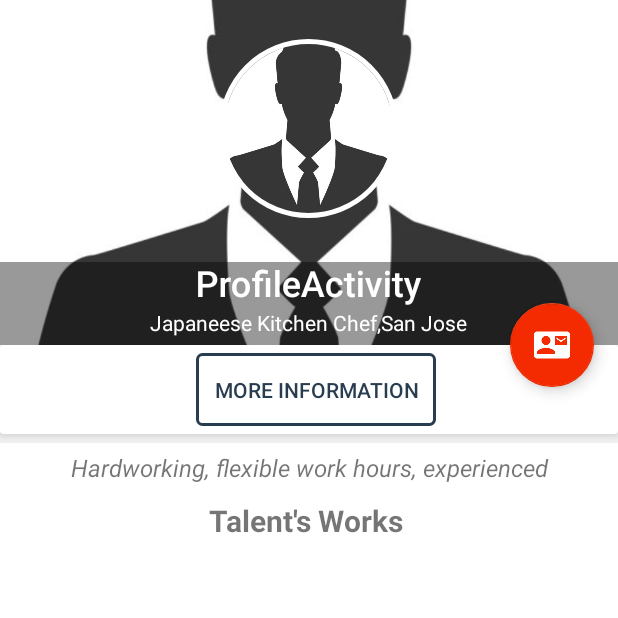
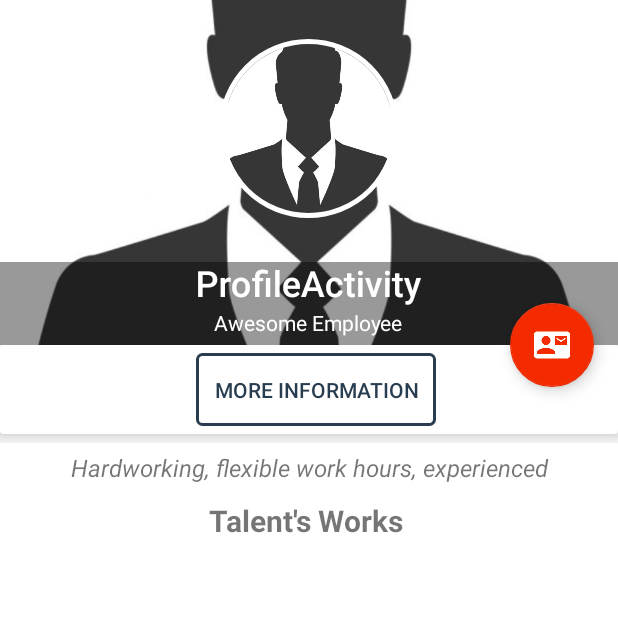
Before and after one commit to deepeters/job-search, an Android app: the ProfileActivity screen opened directly, with no data from a screen before it, on a phone screen of 412 x 824 dp, the top half of it. Run offline under Robolectric (Android 15) with nearby library versions, the light colour scheme and no system bars; our stand-ins replace ButterKnife, CircleImageView, Firebase (no records; nobody signed in at launch, a user with empty details on screens opened directly), Picasso; libraries missing offline, so code that uses them is left out: jp.wasabeef.picasso, org.parceler; pictures from the network do not load; 10 statements that could not run were skipped.

```diff
--- a/app/src/main/res/layout/activity_profile.xml
+++ b/app/src/main/res/layout/activity_profile.xml
@@ -57,7 +57,7 @@
                 android:layout_height="wrap_content"
                 android:layout_gravity="bottom|center"
                 android:layout_margin="5dp"
-                android:text="Japaneese Kitchen Chef,San Jose"
+                android:text="Awesome Employee"
                 android:textColor="@android:color/white" />
 
 
--- a/app/src/main/res/layout/item_position.xml
+++ b/app/src/main/res/layout/item_position.xml
@@ -65,7 +65,7 @@
             android:textSize="16sp"
             tools:text="15 January" />
 
-        <android.support.design.widget.FloatingActionButton
+        <com.google.android.material.floatingactionbutton.FloatingActionButton
             android:id="@+id/fabFilter"
             android:layout_width="wrap_content"
             android:layout_height="wrap_content"
```
